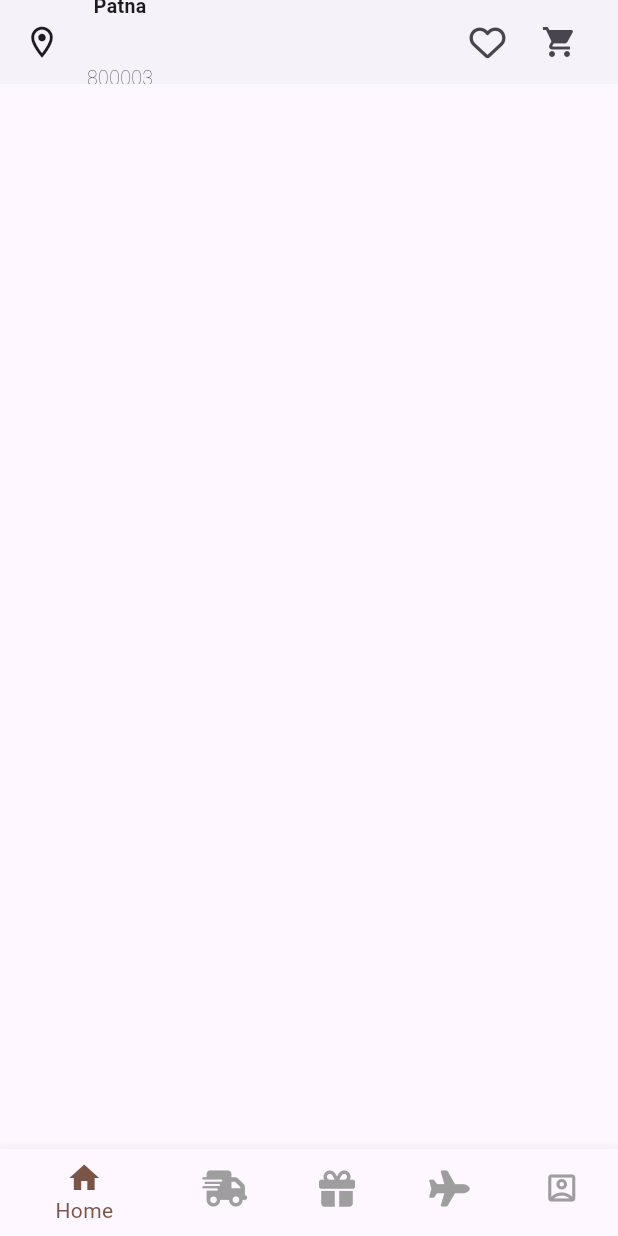
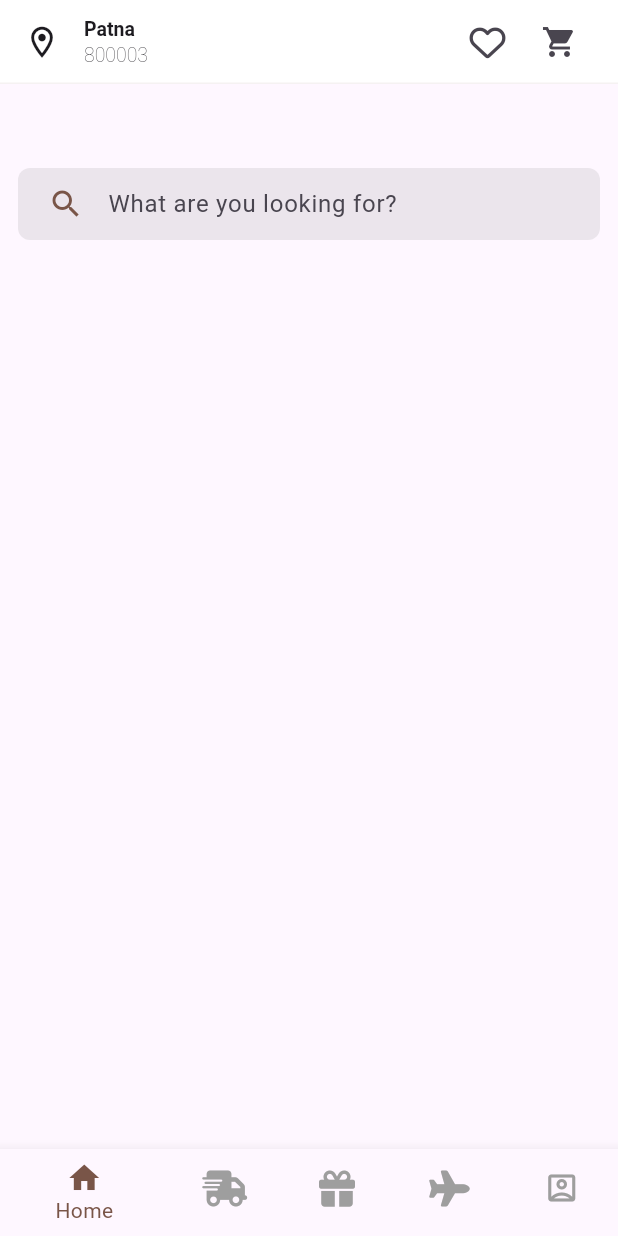
Before and after one commit to lightninghawk110/fernpetals, a Flutter app: the screen it shows after launch, on a phone screen of 412 x 824 dp. Run offline on Flutter 3.47's test engine with Material 3 defaults, Android fonts, the phone set to English and light mode, and no system bars; our stand-ins replace font_awesome_flutter.

Commit message:
search_box add (half)

```diff
--- a/lib/screens/home_page.dart
+++ b/lib/screens/home_page.dart
@@ -1,6 +1,7 @@
 // ignore_for_file: prefer_const_constructors, prefer_final_fields, prefer_const_literals_to_create_immutables
 
 import 'package:fern_n_petals/screens/Home_Section.dart';
+import 'package:fern_n_petals/screens/account_section.dart';
 import 'package:flutter/material.dart';
 import 'package:font_awesome_flutter/font_awesome_flutter.dart';
 
@@ -11,9 +12,11 @@ class HomePage extends StatelessWidget {
   Widget build(BuildContext context) {
     return Scaffold(
       appBar: AppBar(
+        shape: Border(
+            bottom:
+                BorderSide(color: Color.fromARGB(255, 245, 242, 242))),
         centerTitle: false,
         backgroundColor: Colors.white,
-        elevation: 2,
         leading: Icon(
           Icons.location_on_outlined,
           size: 25,
@@ -21,24 +24,25 @@ class HomePage extends StatelessWidget {
         titleSpacing: 0,
         title: Column(
           mainAxisSize: MainAxisSize.min,
+          crossAxisAlignment: CrossAxisAlignment.start,
           children: <Widget>[
-            IconButton(
-              style: IconButton.styleFrom(
-                  minimumSize: Size.zero, padding: EdgeInsets.zero),
-              icon: Text(
+            InkWell(
+              onTap: () {
+                // Handle onTap event
+              },
+              child: Text(
                 'Patna',
                 style: TextStyle(fontSize: 13, fontWeight: FontWeight.bold),
               ),
-              onPressed: () {},
             ),
-            IconButton(
-              style: IconButton.styleFrom(
-                  minimumSize: Size.zero, padding: EdgeInsets.zero),
-              icon: Text(
+            InkWell(
+              onTap: () {
+                // Handle onTap event
+              },
+              child: Text(
                 '800003',
                 style: TextStyle(fontSize: 13, fontWeight: FontWeight.w100),
               ),
-              onPressed: () {},
             ),
           ],
         ),
@@ -46,8 +50,10 @@ class HomePage extends StatelessWidget {
           IconButton(icon: FaIcon(FontAwesomeIcons.heart), onPressed: () {}),
           Padding(
             padding: const EdgeInsets.only(right: 15.0),
-            child:
-                IconButton(icon: Icon(Icons.shopping_cart), onPressed: () {}),
+            child: IconButton(
+              icon: Icon(Icons.shopping_cart),
+              onPressed: () {},
+            ),
           ),
         ],
       ),
@@ -78,9 +84,8 @@ class _BottomNavigationExampleState extends State {
     Center(
       child: Text("Abroad"),
     ),
-    Center(
-      child: Text("Account"),
-    ),
+
+    AccountSection(),
   ];
 
   _changeTab(int index) {
--- a/lib/screens/home_section.dart
+++ b/lib/screens/home_section.dart
@@ -1,13 +1,15 @@
 import 'package:flutter/material.dart';
 
 class HomeSection extends StatelessWidget {
-
   HomeSection({super.key});
 
   @override
   Widget build(BuildContext context) {
-    return ListView(
-      children: <Widget>[],
+    return Container(
+      alignment: Alignment.bottomCenter,
+      child: Column(
+        children: <Widget>[SearchBox()],
+      ),
     );
   }
 }
@@ -18,17 +20,18 @@ class SearchBox extends StatelessWidget {
   @override
   Widget build(BuildContext context) {
     return Container(
-              margin: EdgeInsets.all(8.0),
-              padding: EdgeInsets.symmetric(horizontal: 10, vertical: 8),
+      margin: EdgeInsets.symmetric(horizontal: 12.0),
+      padding: EdgeInsets.symmetric(horizontal: 20),
       decoration: BoxDecoration(
           borderRadius: BorderRadius.circular(8),
-                  color: Colors.deepPurple.withOpacity(.2)),
+          color: Colors.grey.withOpacity(.2)),
       child: TextField(
         controller: searchvalue,
         decoration: InputDecoration(
-                    hintText: "Username",
-                    icon: Icon(Icons.person),
-                    border: InputBorder.none),
+            hintText: "What are you looking for?",
+            icon: Icon(Icons.search),
+            border: InputBorder.none,
+            iconColor: Colors.brown),
       ),
     );
   }
```
Also changed, not shown: lib/screens/account_section.dart (added, +25 -0 lines). Lines whose indentation alone changed are shown as unchanged.
